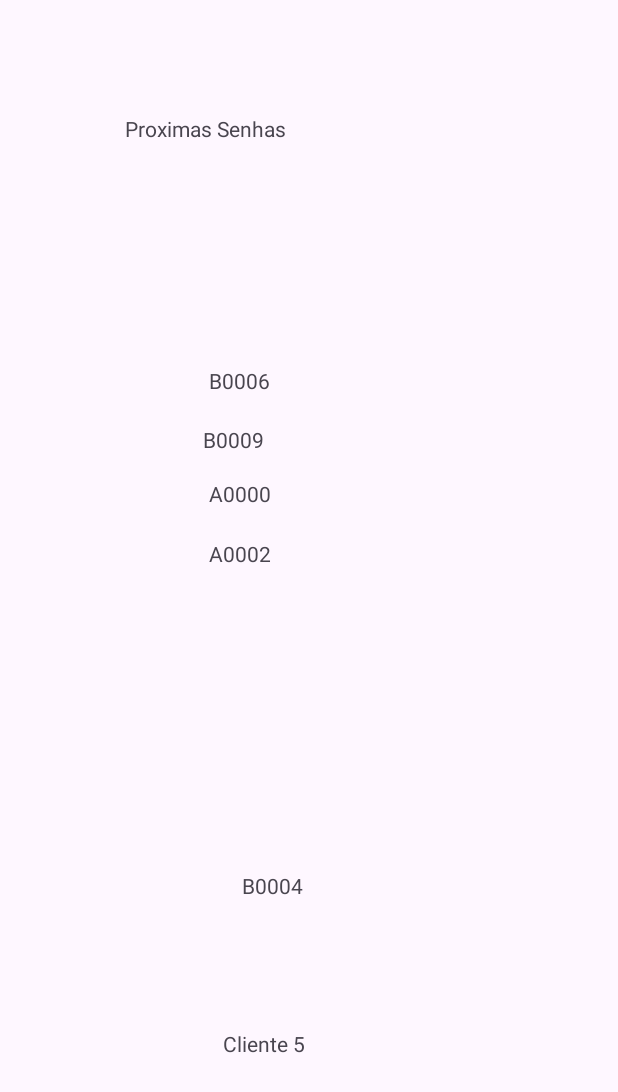
After one commit to Argao/GeradorDeSenha, an Android app: the TelaFilaActivity screen opened directly, with no data from a screen before it, on a phone screen of 412 x 824 dp. The commit adds this screen. Shown: the top 1092 px of the screen. Run offline under Robolectric (Android 15) with nearby library versions, the phone set to English and light mode, and no system bars.

Commit message:
funcionalidades finalizadas

```diff
--- a/app/src/main/AndroidManifest.xml
+++ b/app/src/main/AndroidManifest.xml
@@ -13,6 +13,9 @@
         android:theme="@style/Theme.GeradorDeSenha"
         tools:targetApi="31">
         <activity
+            android:name=".TelaFilaActivity"
+            android:exported="false" />
+        <activity
             android:name=".Tela2"
             android:exported="false" />
         <activity
--- a/app/src/main/java/com/example/geradordesenha/Cliente.java
+++ b/app/src/main/java/com/example/geradordesenha/Cliente.java
@@ -58,18 +58,20 @@ public class Cliente {
 
         if (ultimaSenha.isEmpty()) {
             senha = 0;
-        }else {
-            senha =  Integer.parseInt(ultimaSenha.substring(1)) ;
+        } else {
+            senha = Integer.parseInt(ultimaSenha.substring(1));
             senha++;
         }
 
         int idade = calcularIdade(dataNascimento);
 
-        if(idade < 60) {
-            this.senha = "A" + senha;
+        String senhaFormatada = String.format("%04d", senha);
+
+        if (idade < 60) {
+            this.senha = "A" + senhaFormatada;
             this.prioridade = false;
-        }else {
-            this.senha = "B" + senha;
+        } else {
+            this.senha = "B" + senhaFormatada;
             this.prioridade = true;
         }
     }
--- a/app/src/main/java/com/example/geradordesenha/Fila.java
+++ b/app/src/main/java/com/example/geradordesenha/Fila.java
@@ -1,20 +1,50 @@
 package com.example.geradordesenha;
 
+import java.util.ArrayList;
 import java.util.LinkedList;
+import java.util.List;
 import java.util.Queue;
 
 public  class Fila {
-    public static Queue<Cliente> fila = new LinkedList<>();
+    private static LinkedList<Cliente> filaPrioridade = new LinkedList<>();
+    private static LinkedList<Cliente> filaRegular = new LinkedList<>();
     private static String ultimaSenha = "";
 
     public static void adicionarNaFila(Cliente cliente){
         gerarSenha(cliente);
         ultimaSenha = cliente.getSenha();
-        fila.add(cliente);
+        if (cliente.getSenha().startsWith("B")) {
+            filaPrioridade.add(cliente);
+        } else {
+            filaRegular.add(cliente);
+        }
     }
 
     public static Cliente getUltimoCliente(){
-        return ((LinkedList<Cliente>) fila).getLast();
+        if (!filaPrioridade.isEmpty()) {
+            return filaPrioridade.poll();
+        } else {
+            return filaRegular.poll();
+        }
+    }
+
+
+    public static List<Cliente> verProximosClientes(int quantidade){
+        List<Cliente> proximosClientes = new ArrayList<>();
+        LinkedList<Cliente> filaPrioridadeTemp = new LinkedList<>(filaPrioridade);
+        LinkedList<Cliente> filaRegularTemp = new LinkedList<>(filaRegular);
+
+        while (proximosClientes.size() < quantidade) {
+            if (!filaPrioridadeTemp.isEmpty()) {
+                proximosClientes.add(filaPrioridadeTemp.poll());
+            } else if (!filaRegularTemp.isEmpty()) {
+                proximosClientes.add(filaRegularTemp.poll());
+            } else {
+                break;
+            }
+        }
+
+        return proximosClientes;
     }
 
     private static void gerarSenha(Cliente cliente){
--- a/app/src/main/java/com/example/geradordesenha/Tela2.java
+++ b/app/src/main/java/com/example/geradordesenha/Tela2.java
@@ -2,6 +2,7 @@ package com.example.geradordesenha;
 
 import android.content.Intent;
 import android.os.Bundle;
+import android.view.View;
 import android.widget.TextView;
 
 import androidx.activity.EdgeToEdge;
@@ -52,8 +53,12 @@ public class Tela2 extends AppCompatActivity {
             prioridadeTxt.setText("Prioridade: Não");
         }
 
+    }
 
 
+    public void trocarTela(View view) {
+        Intent intent = new Intent(this, TelaFilaActivity.class);
+        startActivity(intent);
     }
 
 
--- /dev/null
+++ b/app/src/main/java/com/example/geradordesenha/TelaFilaActivity.java
@@ -0,0 +1,58 @@
+package com.example.geradordesenha;
+
+import android.os.Bundle;
+import android.widget.TextView;
+
+import androidx.activity.EdgeToEdge;
+import androidx.appcompat.app.AppCompatActivity;
+import androidx.core.graphics.Insets;
+import androidx.core.view.ViewCompat;
+import androidx.core.view.WindowInsetsCompat;
+
+import java.util.List;
+
+public class TelaFilaActivity extends AppCompatActivity {
+    TextView primeiro_na_fila;
+    TextView segundo_na_fila;
+    TextView terceiro_na_fila;
+    TextView quarto_na_fila;
+    TextView senha_atual;
+    TextView nome_atual;
+
+    @Override
+    protected void onCreate(Bundle savedInstanceState) {
+        super.onCreate(savedInstanceState);
+        EdgeToEdge.enable(this);
+        setContentView(R.layout.activity_tela_fila);
+        ViewCompat.setOnApplyWindowInsetsListener(findViewById(R.id.main), (v, insets) -> {
+            Insets systemBars = insets.getInsets(WindowInsetsCompat.Type.systemBars());
+            v.setPadding(systemBars.left, systemBars.top, systemBars.right, systemBars.bottom);
+            return insets;
+        });
+
+        primeiro_na_fila = (TextView) findViewById(R.id.fila1);
+        segundo_na_fila = (TextView) findViewById(R.id.fila2);
+        terceiro_na_fila = (TextView) findViewById(R.id.fila3);
+        quarto_na_fila = (TextView) findViewById(R.id.fila4);
+        senha_atual = (TextView) findViewById(R.id.senha_atual);
+        nome_atual = (TextView) findViewById(R.id.nome_atual);
+
+
+        atualizaTela();
+
+    }
+
+    public void atualizaTela(){
+
+        Cliente atual = Fila.getUltimoCliente();
+        senha_atual.setText(atual.getSenha());
+        nome_atual.setText(atual.getNome());
+
+        List<Cliente> proximosClientes = Fila.verProximosClientes(4);
+        if(!proximosClientes.isEmpty()) primeiro_na_fila.setText(proximosClientes.get(0).getSenha());
+        if(proximosClientes.size() > 1) segundo_na_fila.setText(proximosClientes.get(1).getSenha());
+        if(proximosClientes.size() > 2) terceiro_na_fila.setText(proximosClientes.get(2).getSenha());
+        if(proximosClientes.size() > 3) quarto_na_fila.setText(proximosClientes.get(3).getSenha());
+    }
+
+}
--- a/app/src/main/res/layout/activity_tela2.xml
+++ b/app/src/main/res/layout/activity_tela2.xml
@@ -14,6 +14,7 @@
         android:layout_marginStart="161dp"
         android:layout_marginEnd="162dp"
         android:layout_marginBottom="124dp"
+        android:onClick="trocarTela"
         android:text="Ver Fila"
         app:layout_constraintBottom_toBottomOf="parent"
         app:layout_constraintEnd_toEndOf="parent"
--- /dev/null
+++ b/app/src/main/res/layout/activity_tela_fila.xml
@@ -0,0 +1,86 @@
+<?xml version="1.0" encoding="utf-8"?>
+<androidx.constraintlayout.widget.ConstraintLayout xmlns:android="http://schemas.android.com/apk/res/android"
+    xmlns:app="http://schemas.android.com/apk/res-auto"
+    xmlns:tools="http://schemas.android.com/tools"
+    android:id="@+id/main"
+    android:layout_width="match_parent"
+    android:layout_height="match_parent"
+    tools:context=".TelaFilaActivity">
+
+    <TextView
+        android:id="@+id/senha_atual"
+        android:layout_width="89dp"
+        android:layout_height="21dp"
+        android:layout_marginBottom="84dp"
+        android:text="Senha Atual"
+        app:layout_constraintBottom_toTopOf="@+id/nome_atual"
+        app:layout_constraintEnd_toEndOf="parent"
+        app:layout_constraintHorizontal_bias="0.501"
+        app:layout_constraintStart_toStartOf="parent" />
+
+    <TextView
+        android:id="@+id/nome_atual"
+        android:layout_width="115dp"
+        android:layout_height="18dp"
+        android:layout_marginBottom="120dp"
+        android:text="Nome da Pessoa"
+        app:layout_constraintBottom_toBottomOf="parent"
+        app:layout_constraintEnd_toEndOf="parent"
+        app:layout_constraintHorizontal_bias="0.501"
+        app:layout_constraintStart_toStartOf="parent" />
+
+    <TextView
+        android:id="@+id/fila4"
+        android:layout_width="wrap_content"
+        android:layout_height="wrap_content"
+        android:layout_marginTop="40dp"
+        android:text="Senha 4"
+        app:layout_constraintEnd_toEndOf="parent"
+        app:layout_constraintHorizontal_bias="0.375"
+        app:layout_constraintStart_toStartOf="parent"
+        app:layout_constraintTop_toTopOf="@+id/fila3" />
+
+    <TextView
+        android:id="@+id/fila3"
+        android:layout_width="wrap_content"
+        android:layout_height="wrap_content"
+        android:layout_marginTop="36dp"
+        android:text="Senha 3"
+        app:layout_constraintEnd_toEndOf="parent"
+        app:layout_constraintHorizontal_bias="0.375"
+        app:layout_constraintStart_toStartOf="parent"
+        app:layout_constraintTop_toTopOf="@+id/fila2" />
+
+    <TextView
+        android:id="@+id/fila2"
+        android:layout_width="59dp"
+        android:layout_height="19dp"
+        android:layout_marginTop="20dp"
+        android:text="Senha 2"
+        app:layout_constraintEnd_toEndOf="parent"
+        app:layout_constraintHorizontal_bias="0.383"
+        app:layout_constraintStart_toStartOf="parent"
+        app:layout_constraintTop_toBottomOf="@+id/fila1" />
+
+    <TextView
+        android:id="@+id/fila1"
+        android:layout_width="wrap_content"
+        android:layout_height="wrap_content"
+        android:layout_marginTop="168dp"
+        android:text="Senha 1"
+        app:layout_constraintEnd_toEndOf="parent"
+        app:layout_constraintHorizontal_bias="0.375"
+        app:layout_constraintStart_toStartOf="parent"
+        app:layout_constraintTop_toTopOf="@+id/textView8" />
+
+    <TextView
+        android:id="@+id/textView8"
+        android:layout_width="wrap_content"
+        android:layout_height="wrap_content"
+        android:layout_marginTop="76dp"
+        android:text="Proximas Senhas"
+        app:layout_constraintEnd_toEndOf="parent"
+        app:layout_constraintHorizontal_bias="0.273"
+        app:layout_constraintStart_toStartOf="parent"
+        app:layout_constraintTop_toTopOf="parent" />
+</androidx.constraintlayout.widget.ConstraintLayout>
```
